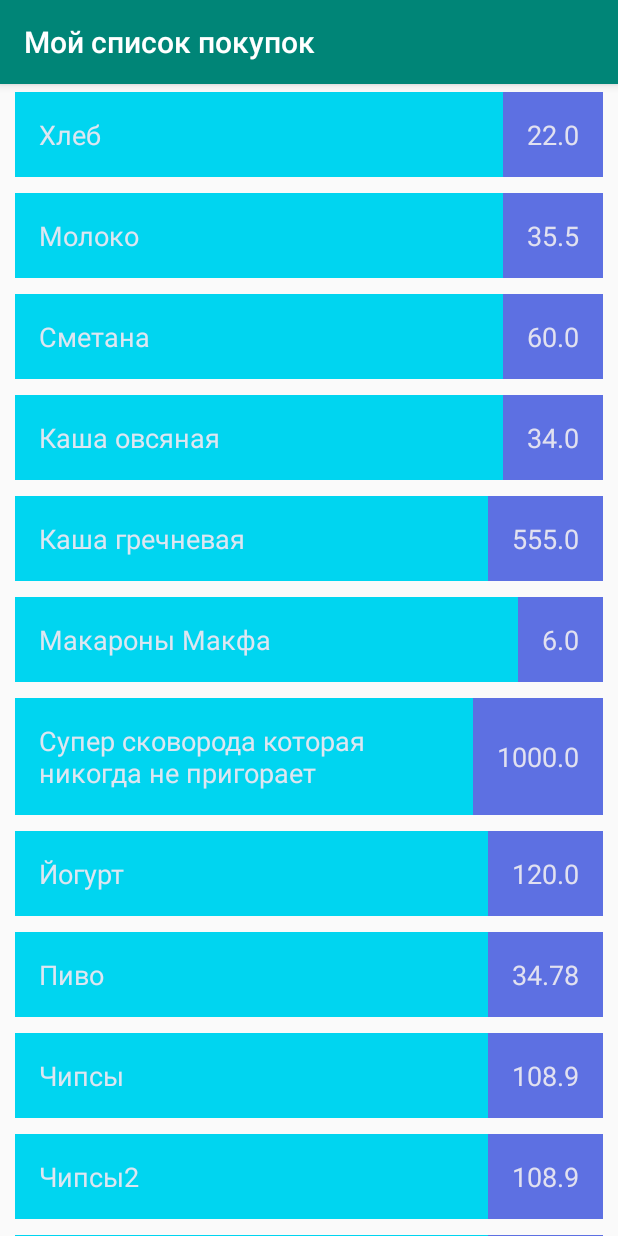
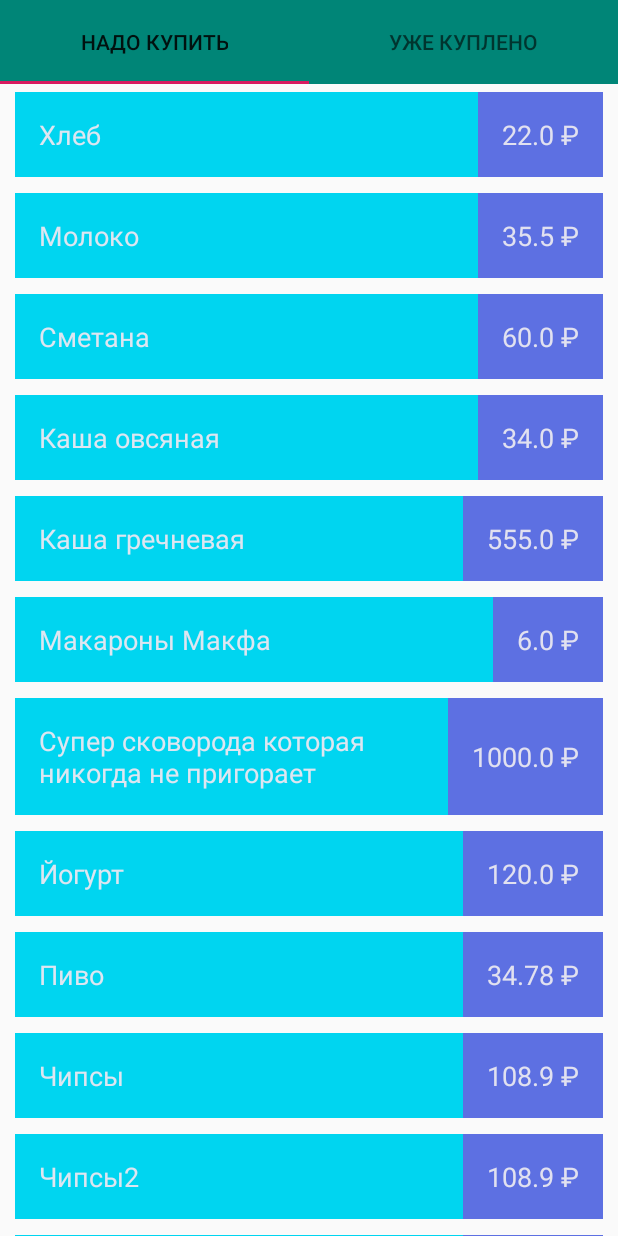
Before and after one commit to THKonst/MyCartList, an Android app: the screen it shows after launch (ItemsActivity before the commit, MainActivity after it), on a phone screen of 412 x 824 dp. Run offline under Robolectric (Android 15) with nearby library versions, the light colour scheme and no system bars.

Commit message:
add Pages adapter + tabs on MainActivity

```diff
--- a/app/src/main/AndroidManifest.xml
+++ b/app/src/main/AndroidManifest.xml
@@ -10,7 +10,9 @@
         android:supportsRtl="true"
         android:theme="@style/AppTheme">
 
-        <activity android:name=".ItemsActivity" android:label="@string/item_list_title">
+        <activity android:name=".Add_ItemActivity" android:label="@string/add_item_title"></activity>
+
+        <activity android:name=".MainActivity">
             <intent-filter>
                 <action android:name="android.intent.action.MAIN" />
 
@@ -18,11 +20,6 @@
             </intent-filter>
         </activity>
 
-        <activity android:name=".Add_ItemActivity" android:label="@string/add_item_title">
-
-        </activity>
-
-        <activity android:name=".MainActivity"></activity>
     </application>
 
 </manifest>
--- a/app/src/main/java/com/thvkonst/mycartlist/ItemsActivity.java
+++ /dev/null
@@ -1,26 +0,0 @@
-package com.thvkonst.mycartlist;
-
-import android.os.Bundle;
-
-import androidx.appcompat.app.AppCompatActivity;
-import androidx.recyclerview.widget.LinearLayoutManager;
-import androidx.recyclerview.widget.RecyclerView;
-
-public class ItemsActivity extends AppCompatActivity {
-
-    private RecyclerView recycler;
-    private ItemsAdapter adapter;
-
-    @Override
-    protected void onCreate(Bundle savedInstanceState) {
-        super.onCreate(savedInstanceState);
-        setContentView(R.layout.activity_item_list);
-
-        adapter = new ItemsAdapter();
-        recycler = findViewById(R.id.list);
-        recycler.setLayoutManager(new LinearLayoutManager(this));
-        //myList.addItemDecoration(); //разобрать как использовать
-        recycler.setAdapter(adapter);
-        // setTitle("Мой список покупок");
-    }
-}
--- a/app/src/main/java/com/thvkonst/mycartlist/ItemsAdapter.java
+++ b/app/src/main/java/com/thvkonst/mycartlist/ItemsAdapter.java
@@ -22,7 +22,7 @@ class ItemsAdapter extends RecyclerView.Adapter<ItemsAdapter.ItemViewHolder>{
     public ItemsAdapter.ItemViewHolder onCreateViewHolder(ViewGroup parent, int viewType) {
         View view;
         view = LayoutInflater.from(parent.getContext())
-                .inflate(R.layout.item_record, parent, false);
+                .inflate(R.layout.item, parent, false);
         return new ItemViewHolder(view);
     }
 
@@ -68,7 +68,7 @@ class ItemsAdapter extends RecyclerView.Adapter<ItemsAdapter.ItemViewHolder>{
 
         public void applyData(Record record){
             title.setText(record.getTitle());
-            price.setText(String.valueOf(record.getPrice()));
+            price.setText(String.valueOf(record.getPrice())+" \u20BD");
             //Spannable spannabletext = new SpannableString(String.valueOf(record.getPrice())+"@string/symbol_rbl");
 
             // spannabletext.setSpan(new  );
--- /dev/null
+++ b/app/src/main/java/com/thvkonst/mycartlist/ItemsFragment.java
@@ -0,0 +1,54 @@
+package com.thvkonst.mycartlist;
+
+import android.os.Bundle;
+import android.view.LayoutInflater;
+import android.view.View;
+import android.view.ViewGroup;
+
+import androidx.annotation.NonNull;
+import androidx.annotation.Nullable;
+import androidx.fragment.app.Fragment;
+import androidx.recyclerview.widget.LinearLayoutManager;
+import androidx.recyclerview.widget.RecyclerView;
+
+public class ItemsFragment extends Fragment {
+
+    private static final int TYPE_UNKNOWN = -1;
+    public static final int TYPE_NEED = 1;
+    public static final int TYPE_DONE = 2;
+
+    public static final String TYPE_KEY = "type";
+
+    private int type;
+
+    private RecyclerView recycler;
+    private ItemsAdapter adapter;
+
+    @Override
+    public void onCreate(@Nullable Bundle savedInstanceState) {
+        super.onCreate(savedInstanceState);
+        adapter = new ItemsAdapter();
+
+        Bundle bundle = getArguments();
+        type = bundle.getInt(TYPE_KEY, TYPE_UNKNOWN);
+
+        if (type==TYPE_UNKNOWN){
+            throw new IllegalArgumentException("Unknown type");
+        }
+    }
+
+    @Nullable
+    @Override
+    public View onCreateView(@NonNull LayoutInflater inflater, @Nullable ViewGroup container, @Nullable Bundle savedInstanceState) {
+        View view = inflater.inflate(R.layout.fragment_items, container, false);
+        return view;
+    }
+
+    @Override
+    public void onViewCreated(@NonNull View view, @Nullable Bundle savedInstanceState) {
+        super.onViewCreated(view, savedInstanceState);
+        recycler = view.findViewById(R.id.list);
+        recycler.setLayoutManager(new LinearLayoutManager(getContext()));
+        recycler.setAdapter(adapter);
+    }
+}
--- a/app/src/main/java/com/thvkonst/mycartlist/MainActivity.java
+++ b/app/src/main/java/com/thvkonst/mycartlist/MainActivity.java
@@ -3,12 +3,27 @@ package com.thvkonst.mycartlist;
 import android.os.Bundle;
 
 import androidx.appcompat.app.AppCompatActivity;
+import androidx.viewpager.widget.ViewPager;
+
+import com.google.android.material.tabs.TabLayout;
 
 public class MainActivity extends AppCompatActivity {
+
+    private ViewPager pager;
+    private TabLayout tablayout;
 
     @Override
     protected void onCreate(Bundle savedInstanceState) {
         super.onCreate(savedInstanceState);
         setContentView(R.layout.activity_main);
+
+        pager = findViewById(R.id.viewPager);
+        tablayout = findViewById(R.id.tab1);
+
+        MainPagesAdapter adapter = new MainPagesAdapter(getSupportFragmentManager());
+        pager.setAdapter(adapter);
+
+        tablayout.setupWithViewPager(pager);
+
     }
 }
--- /dev/null
+++ b/app/src/main/java/com/thvkonst/mycartlist/MainPagesAdapter.java
@@ -0,0 +1,55 @@
+package com.thvkonst.mycartlist;
+
+import android.os.Bundle;
+
+import androidx.annotation.NonNull;
+import androidx.annotation.Nullable;
+import androidx.fragment.app.Fragment;
+import androidx.fragment.app.FragmentManager;
+import androidx.fragment.app.FragmentPagerAdapter;
+
+public class MainPagesAdapter extends FragmentPagerAdapter {
+
+
+    public MainPagesAdapter(FragmentManager fm) {
+        super(fm);
+    }
+
+    @NonNull
+    @Override
+    public Fragment getItem(int position) {
+
+        if (position ==0){
+            Fragment fragment = new ItemsFragment();
+
+            Bundle bundle = new Bundle();
+            bundle.putInt(ItemsFragment.TYPE_KEY, ItemsFragment.TYPE_NEED);
+
+            fragment.setArguments(bundle);
+            return fragment;
+        } else if (position ==1){
+            Fragment fragment = new ItemsFragment();
+
+            Bundle bundle = new Bundle();
+            bundle.putInt(ItemsFragment.TYPE_KEY, ItemsFragment.TYPE_DONE);
+
+            fragment.setArguments(bundle);
+            return fragment;
+        }
+        return null;
+    }
+
+    @Override
+    public int getCount() {return 2;}
+
+    @Nullable
+    @Override
+    public CharSequence getPageTitle(int position) {
+        if (position ==0){
+            return "Надо купить";
+        } else if (position ==1){
+            return "Уже куплено";
+        }
+        return null;
+    }
+}
--- a/app/src/main/res/layout/activity_main.xml
+++ b/app/src/main/res/layout/activity_main.xml
@@ -1,26 +1,21 @@
 <?xml version="1.0" encoding="utf-8"?>
-<androidx.constraintlayout.widget.ConstraintLayout xmlns:android="http://schemas.android.com/apk/res/android"
-    xmlns:app="http://schemas.android.com/apk/res-auto"
+<LinearLayout xmlns:android="http://schemas.android.com/apk/res/android"
     xmlns:tools="http://schemas.android.com/tools"
     android:layout_width="match_parent"
     android:layout_height="match_parent"
+    android:orientation="vertical"
     tools:context=".MainActivity">
 
-    <TextView
-        android:layout_width="wrap_content"
-        android:layout_height="wrap_content"
-        android:layout_marginStart="16dp"
-        android:layout_marginTop="16dp"
-        android:text="@string/text_1"
-        android:textColor="@color/text_1_color"
-        android:textSize="20sp"
-        android:textStyle="bold"
-        app:layout_constraintBottom_toBottomOf="parent"
-        app:layout_constraintHorizontal_bias="0.047"
-        app:layout_constraintLeft_toLeftOf="parent"
-        app:layout_constraintRight_toRightOf="parent"
-        app:layout_constraintStart_toStartOf="parent"
-        app:layout_constraintTop_toTopOf="parent"
-        app:layout_constraintVertical_bias="0.058" />
+   <com.google.android.material.tabs.TabLayout
+       android:id="@+id/tab1"
+       android:background="@color/colorPrimary"
+       android:layout_width="match_parent"
+       android:layout_height="?android:attr/actionBarSize"/>
 
-</androidx.constraintlayout.widget.ConstraintLayout>
+    <androidx.viewpager.widget.ViewPager
+        android:id="@+id/viewPager"
+        android:layout_width="match_parent"
+        android:layout_height="match_parent"
+
+        />
+</LinearLayout>
--- a/app/src/main/res/layout/activity_item_list.xml
+++ b/app/src/main/res/layout/fragment_items.xml
@@ -3,7 +3,7 @@
     xmlns:tools="http://schemas.android.com/tools"
     android:layout_width="match_parent"
     android:layout_height="match_parent"
-    tools:context=".ItemsActivity"
+    tools:context=".ItemsFragment"
 
     >
 
@@ -11,6 +11,6 @@
         android:id="@+id/list"
         android:layout_width="match_parent"
         android:layout_height="match_parent"
-        tools:listitem="@layout/item_record"/>
+        tools:listitem="@layout/item"/>
 
 </FrameLayout>
--- a/app/src/main/res/values/strings.xml
+++ b/app/src/main/res/values/strings.xml
@@ -7,4 +7,8 @@
     <string name="hint_price">0.00</string>
     <string name="plus_button">add_plus</string>
     <string name="symbol_rbl">₽</string>
+    <string name="tab_one">Нужно купить</string>
+    <string name="tab_two">Уже куплено</string>
+    <string name="tab_three">Итого:</string>
+
 </resources>
--- a/app/src/main/res/values/styles.xml
+++ b/app/src/main/res/values/styles.xml
@@ -1,7 +1,7 @@
 <resources>
 
     <!-- Base application theme. -->
-    <style name="AppTheme" parent="Theme.AppCompat.Light.DarkActionBar">
+    <style name="AppTheme" parent="Theme.AppCompat.Light.NoActionBar">
         <!-- Customize your theme here. -->
         <item name="colorPrimary">@color/colorPrimary</item>
         <item name="colorPrimaryDark">@color/colorPrimaryDark</item>
```
Also changed, not shown: app/src/main/res/layout/item.xml (renamed from app/src/main/res/layout/item_record.xml).
